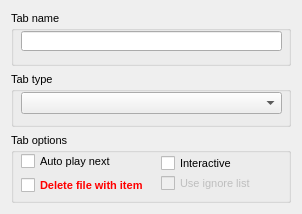
Qt form dialogs/tabdialog.ui (jeyboy/playo3) before a commit.
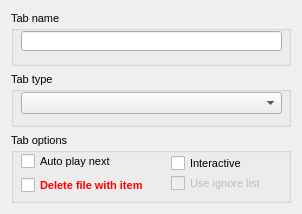
The same form after that commit.

Patch:
```diff
--- a/dialogs/tabdialog.ui
+++ b/dialogs/tabdialog.ui
@@ -105,7 +105,7 @@
        <rect>
         <x>10</x>
         <y>20</y>
-        <width>121</width>
+        <width>141</width>
         <height>17</height>
        </rect>
       </property>
@@ -119,9 +119,9 @@
      <widget class="QCheckBox" name="interactive">
       <property name="geometry">
        <rect>
-        <x>150</x>
+        <x>160</x>
         <y>20</y>
-        <width>121</width>
+        <width>111</width>
         <height>20</height>
        </rect>
       </property>
@@ -134,7 +134,7 @@
        <rect>
         <x>10</x>
         <y>42</y>
-        <width>261</width>
+        <width>141</width>
         <height>21</height>
        </rect>
       </property>
@@ -161,9 +161,9 @@
       </property>
       <property name="geometry">
        <rect>
-        <x>150</x>
+        <x>160</x>
         <y>40</y>
-        <width>121</width>
+        <width>111</width>
         <height>20</height>
        </rect>
       </property>
```
